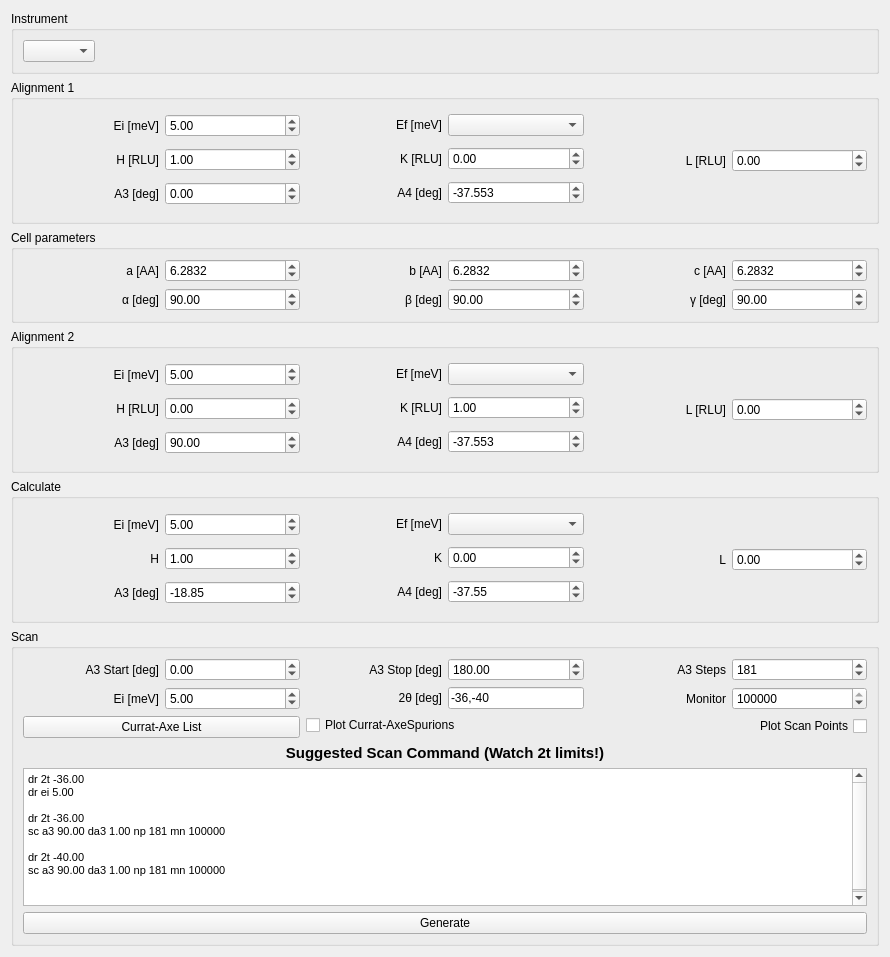
MJOLNIRPackage/MJOLNIR-GUI, file src/main/resources/base/Views/Prediction.ui: the form before one commit.
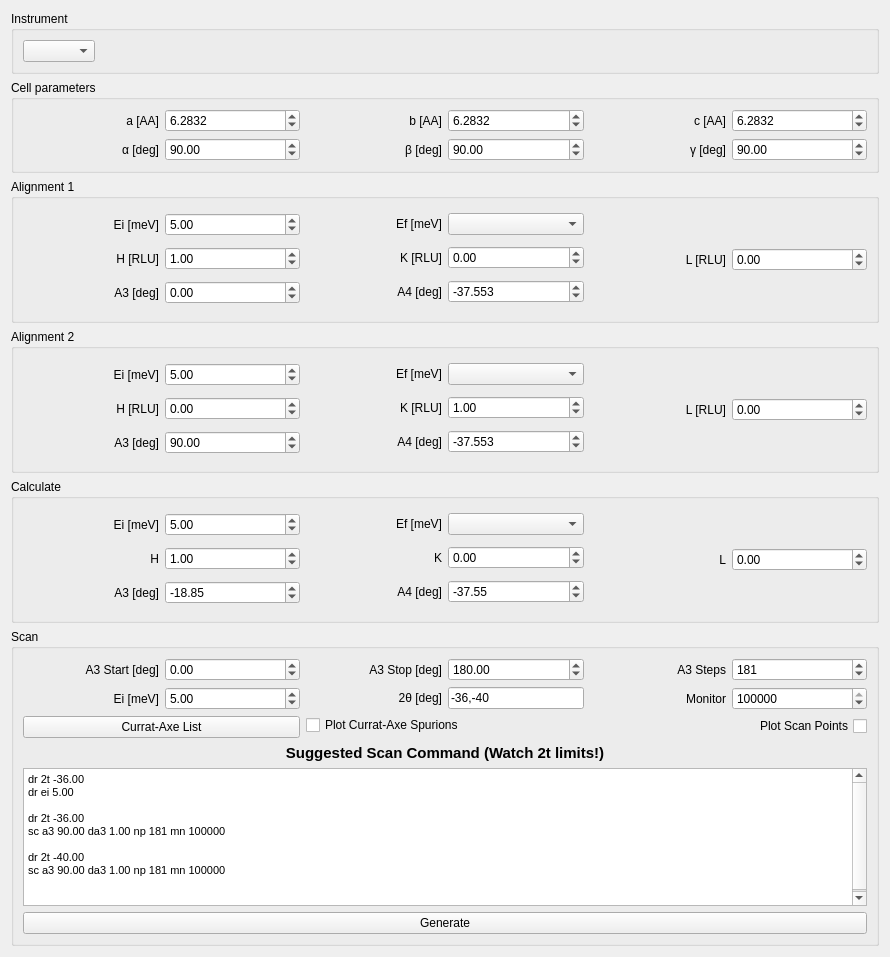
The form after the commit.

Commit message: Reconfigure layout

```diff
--- a/src/main/resources/base/Views/Prediction.ui
+++ b/src/main/resources/base/Views/Prediction.ui
@@ -42,6 +42,204 @@
      </layout>
     </widget>
    </item>
+   <item>
+    <widget class="QGroupBox" name="groupBox">
+     <property name="sizePolicy">
+      <sizepolicy hsizetype="Preferred" vsizetype="Minimum">
+       <horstretch>0</horstretch>
+       <verstretch>0</verstretch>
+      </sizepolicy>
+     </property>
+     <property name="title">
+      <string>Cell parameters</string>
+     </property>
+     <layout class="QHBoxLayout" name="horizontalLayout">
+      <item>
+       <layout class="QVBoxLayout" name="verticalLayout_2">
+        <item>
+         <layout class="QHBoxLayout" name="horizontalLayout_3">
+          <item>
+           <widget class="QLabel" name="label">
+            <property name="text">
+             <string>a [AA]</string>
+            </property>
+            <property name="alignment">
+             <set>Qt::AlignRight|Qt::AlignTrailing|Qt::AlignVCenter</set>
+            </property>
+           </widget>
+          </item>
+          <item>
+           <widget class="QDoubleSpinBox" name="cell_a_spinBox">
+            <property name="decimals">
+             <number>4</number>
+            </property>
+            <property name="minimum">
+             <double>0.000100000000000</double>
+            </property>
+            <property name="maximum">
+             <double>999.990000000000009</double>
+            </property>
+            <property name="value">
+             <double>6.283200000000000</double>
+            </property>
+           </widget>
+          </item>
+         </layout>
+        </item>
+        <item>
+         <layout class="QHBoxLayout" name="horizontalLayout_4">
+          <item>
+           <widget class="QLabel" name="label_2">
+            <property name="text">
+             <string>α [deg]</string>
+            </property>
+            <property name="alignment">
+             <set>Qt::AlignRight|Qt::AlignTrailing|Qt::AlignVCenter</set>
+            </property>
+           </widget>
+          </item>
+          <item>
+           <widget class="QDoubleSpinBox" name="cell_alpha_spinBox">
+            <property name="minimum">
+             <double>0.010000000000000</double>
+            </property>
+            <property name="maximum">
+             <double>180.000000000000000</double>
+            </property>
+            <property name="value">
+             <double>90.000000000000000</double>
+            </property>
+           </widget>
+          </item>
+         </layout>
+        </item>
+       </layout>
+      </item>
+      <item>
+       <layout class="QVBoxLayout" name="verticalLayout_3">
+        <item>
+         <layout class="QHBoxLayout" name="horizontalLayout_5">
+          <item>
+           <widget class="QLabel" name="label_3">
+            <property name="text">
+             <string>b [AA]</string>
+            </property>
+            <property name="alignment">
+             <set>Qt::AlignRight|Qt::AlignTrailing|Qt::AlignVCenter</set>
+            </property>
+           </widget>
+          </item>
+          <item>
+           <widget class="QDoubleSpinBox" name="cell_b_spinBox">
+            <property name="decimals">
+             <number>4</number>
+            </property>
+            <property name="minimum">
+             <double>0.000100000000000</double>
+            </property>
+            <property name="maximum">
+             <double>999.990000000000009</double>
+            </property>
+            <property name="value">
+             <double>6.283200000000000</double>
+            </property>
+           </widget>
+          </item>
+         </layout>
+        </item>
+        <item>
+         <layout class="QHBoxLayout" name="horizontalLayout_6">
+          <item>
+           <widget class="QLabel" name="label_4">
+            <property name="text">
+             <string>β [deg]</string>
+            </property>
+            <property name="alignment">
+             <set>Qt::AlignRight|Qt::AlignTrailing|Qt::AlignVCenter</set>
+            </property>
+           </widget>
+          </item>
+          <item>
+           <widget class="QDoubleSpinBox" name="cell_beta_spinBox">
+            <property name="minimum">
+             <double>0.010000000000000</double>
+            </property>
+            <property name="maximum">
+             <double>180.000000000000000</double>
+            </property>
+            <property name="value">
+             <double>90.000000000000000</double>
+            </property>
+           </widget>
+          </item>
+         </layout>
+        </item>
+       </layout>
+      </item>
+      <item>
+       <layout class="QVBoxLayout" name="verticalLayout_5">
+        <item>
+         <layout class="QHBoxLayout" name="horizontalLayout_9">
+          <item>
+           <widget class="QLabel" name="label_7">
+            <property name="text">
+             <string>c [AA]</string>
+            </property>
+            <property name="alignment">
+             <set>Qt::AlignRight|Qt::AlignTrailing|Qt::AlignVCenter</set>
+            </property>
+           </widget>
+          </item>
+          <item>
+           <widget class="QDoubleSpinBox" name="cell_c_spinBox">
+            <property name="decimals">
+             <number>4</number>
+            </property>
+            <property name="minimum">
+             <double>0.000100000000000</double>
+            </property>
+            <property name="maximum">
+             <double>999.990000000000009</double>
+            </property>
+            <property name="value">
+             <double>6.283200000000000</double>
+            </property>
+           </widget>
+          </item>
+         </layout>
+        </item>
+        <item>
+         <layout class="QHBoxLayout" name="horizontalLayout_10">
+          <item>
+           <widget class="QLabel" name="label_8">
+            <property name="text">
+             <string>γ [deg]</string>
+            </property>
+            <property name="alignment">
+             <set>Qt::AlignRight|Qt::AlignTrailing|Qt::AlignVCenter</set>
+            </property>
+           </widget>
+          </item>
+          <item>
+           <widget class="QDoubleSpinBox" name="cell_gamma_spinBox">
+            <property name="minimum">
+             <double>0.010000000000000</double>
+            </property>
+            <property name="maximum">
+             <double>180.000000000000000</double>
+            </property>
+            <property name="value">
+             <double>90.000000000000000</double>
+            </property>
+           </widget>
+          </item>
+         </layout>
+        </item>
+       </layout>
+      </item>
+     </layout>
+    </widget>
+   </item>
    <item>
     <widget class="QGroupBox" name="groupBox_2">
      <property name="title">
@@ -274,204 +472,6 @@
      </layout>
     </widget>
    </item>
-   <item>
-    <widget class="QGroupBox" name="groupBox">
-     <property name="sizePolicy">
-      <sizepolicy hsizetype="Preferred" vsizetype="Minimum">
-       <horstretch>0</horstretch>
-       <verstretch>0</verstretch>
-      </sizepolicy>
-     </property>
-     <property name="title">
-      <string>Cell parameters</string>
-     </property>
-     <layout class="QHBoxLayout" name="horizontalLayout">
-      <item>
-       <layout class="QVBoxLayout" name="verticalLayout_2">
-        <item>
-         <layout class="QHBoxLayout" name="horizontalLayout_3">
-          <item>
-           <widget class="QLabel" name="label">
-            <property name="text">
-             <string>a [AA]</string>
-            </property>
-            <property name="alignment">
-             <set>Qt::AlignRight|Qt::AlignTrailing|Qt::AlignVCenter</set>
-            </property>
-           </widget>
-          </item>
-          <item>
-           <widget class="QDoubleSpinBox" name="cell_a_spinBox">
-            <property name="decimals">
-             <number>4</number>
-            </property>
-            <property name="minimum">
-             <double>0.000100000000000</double>
-            </property>
-            <property name="maximum">
-             <double>999.990000000000009</double>
-            </property>
-            <property name="value">
-             <double>6.283200000000000</double>
-            </property>
-           </widget>
-          </item>
-         </layout>
-        </item>
-        <item>
-         <layout class="QHBoxLayout" name="horizontalLayout_4">
-          <item>
-           <widget class="QLabel" name="label_2">
-            <property name="text">
-             <string>α [deg]</string>
-            </property>
-            <property name="alignment">
-             <set>Qt::AlignRight|Qt::AlignTrailing|Qt::AlignVCenter</set>
-            </property>
-           </widget>
-          </item>
-          <item>
-           <widget class="QDoubleSpinBox" name="cell_alpha_spinBox">
-            <property name="minimum">
-             <double>0.010000000000000</double>
-            </property>
-            <property name="maximum">
-             <double>180.000000000000000</double>
-            </property>
-            <property name="value">
-             <double>90.000000000000000</double>
-            </property>
-           </widget>
-          </item>
-         </layout>
-        </item>
-       </layout>
-      </item>
-      <item>
-       <layout class="QVBoxLayout" name="verticalLayout_3">
-        <item>
-         <layout class="QHBoxLayout" name="horizontalLayout_5">
-          <item>
-           <widget class="QLabel" name="label_3">
-            <property name="text">
-             <string>b [AA]</string>
-            </property>
-            <property name="alignment">
-             <set>Qt::AlignRight|Qt::AlignTrailing|Qt::AlignVCenter</set>
-            </property>
-           </widget>
-          </item>
-          <item>
-           <widget class="QDoubleSpinBox" name="cell_b_spinBox">
-            <property name="decimals">
-             <number>4</number>
-            </property>
-            <property name="minimum">
-             <double>0.000100000000000</double>
-            </property>
-            <property name="maximum">
-             <double>999.990000000000009</double>
-            </property>
-            <property name="value">
-             <double>6.283200000000000</double>
-            </property>
-           </widget>
-          </item>
-         </layout>
-        </item>
-        <item>
-         <layout class="QHBoxLayout" name="horizontalLayout_6">
-          <item>
-           <widget class="QLabel" name="label_4">
-            <property name="text">
-             <string>β [deg]</string>
-            </property>
-            <property name="alignment">
-             <set>Qt::AlignRight|Qt::AlignTrailing|Qt::AlignVCenter</set>
-            </property>
-           </widget>
-          </item>
-          <item>
-           <widget class="QDoubleSpinBox" name="cell_beta_spinBox">
-            <property name="minimum">
-             <double>0.010000000000000</double>
-            </property>
-            <property name="maximum">
-             <double>180.000000000000000</double>
-            </property>
-            <property name="value">
-             <double>90.000000000000000</double>
-            </property>
-           </widget>
-          </item>
-         </layout>
-        </item>
-       </layout>
-      </item>
-      <item>
-       <layout class="QVBoxLayout" name="verticalLayout_5">
-        <item>
-         <layout class="QHBoxLayout" name="horizontalLayout_9">
-          <item>
-           <widget class="QLabel" name="label_7">
-            <property name="text">
-             <string>c [AA]</string>
-            </property>
-            <property name="alignment">
-             <set>Qt::AlignRight|Qt::AlignTrailing|Qt::AlignVCenter</set>
-            </property>
-           </widget>
-          </item>
-          <item>
-           <widget class="QDoubleSpinBox" name="cell_c_spinBox">
-            <property name="decimals">
-             <number>4</number>
-            </property>
-            <property name="minimum">
-             <double>0.000100000000000</double>
-            </property>
-            <property name="maximum">
-             <double>999.990000000000009</double>
-            </property>
-            <property name="value">
-             <double>6.283200000000000</double>
-            </property>
-           </widget>
-          </item>
-         </layout>
-        </item>
-        <item>
-         <layout class="QHBoxLayout" name="horizontalLayout_10">
-          <item>
-           <widget class="QLabel" name="label_8">
-            <property name="text">
-             <string>γ [deg]</string>
-            </property>
-            <property name="alignment">
-             <set>Qt::AlignRight|Qt::AlignTrailing|Qt::AlignVCenter</set>
-            </property>
-           </widget>
-          </item>
-          <item>
-           <widget class="QDoubleSpinBox" name="cell_gamma_spinBox">
-            <property name="minimum">
-             <double>0.010000000000000</double>
-            </property>
-            <property name="maximum">
-             <double>180.000000000000000</double>
-            </property>
-            <property name="value">
-             <double>90.000000000000000</double>
-            </property>
-           </widget>
-          </item>
-         </layout>
-        </item>
-       </layout>
-      </item>
-     </layout>
-    </widget>
-   </item>
    <item>
     <widget class="QGroupBox" name="groupBox_3">
      <property name="sizePolicy">
@@ -1053,7 +1053,7 @@
           <item>
            <widget class="QCheckBox" name="scan_curratAxe_checkBox">
             <property name="text">
-             <string>Plot Currat-AxeSpurions</string>
+             <string>Plot Currat-Axe Spurions</string>
             </property>
            </widget>
           </item>
```
